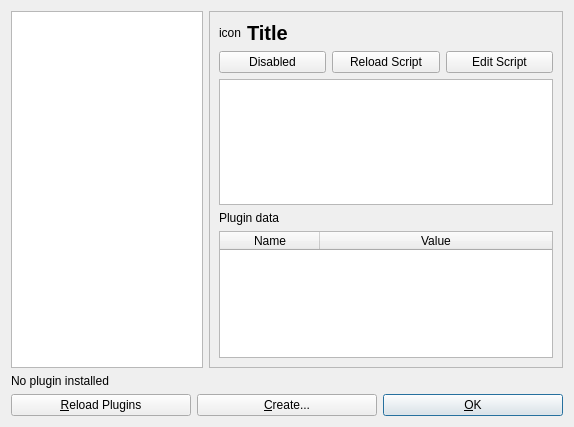
The window that src/dialogs/dialog_plugins.ui (mbasaglia/Knotter) describes before a commit, drawn with Qt 5.
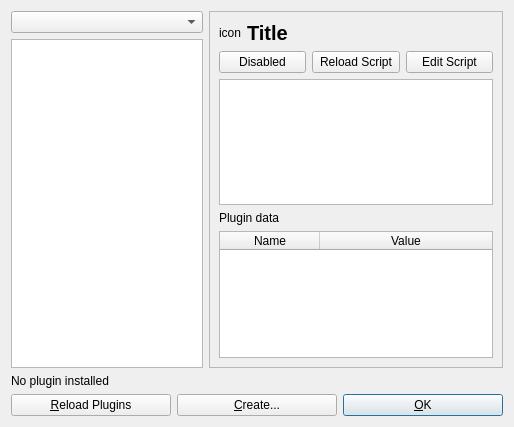
The same window after the commit. Icons and pictures are not drawn.

Commit message: Filter plugin category in plugin dialog

Patch:
```diff
--- a/src/dialogs/dialog_plugins.ui
+++ b/src/dialogs/dialog_plugins.ui
@@ -6,7 +6,7 @@
    <rect>
     <x>0</x>
     <y>0</y>
-    <width>574</width>
+    <width>514</width>
     <height>427</height>
    </rect>
   </property>
@@ -21,6 +21,12 @@
   <layout class="QVBoxLayout" name="verticalLayout">
    <item>
     <widget class="QFrame" name="frame_info">
+     <property name="sizePolicy">
+      <sizepolicy hsizetype="Minimum" vsizetype="Preferred">
+       <horstretch>0</horstretch>
+       <verstretch>0</verstretch>
+      </sizepolicy>
+     </property>
      <layout class="QHBoxLayout" name="horizontalLayout_3">
       <property name="leftMargin">
        <number>0</number>
@@ -35,6 +41,11 @@
        <number>0</number>
       </property>
       <item>
+       <layout class="QVBoxLayout" name="verticalLayout_3">
+        <item>
+         <widget class="QComboBox" name="combo_category"/>
+        </item>
+        <item>
        <widget class="QListWidget" name="listWidget">
         <property name="sizePolicy">
          <sizepolicy hsizetype="Maximum" vsizetype="Expanding">
@@ -55,6 +66,8 @@
          </size>
         </property>
        </widget>
+        </item>
+       </layout>
       </item>
       <item>
        <widget class="QFrame" name="frame">
```
Lines whose indentation alone changed are shown as unchanged. The commit also changes 2 other files.
